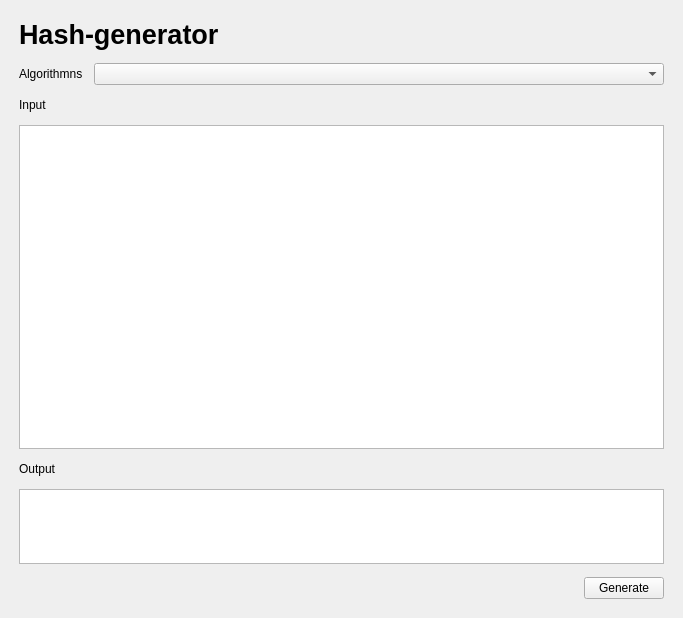
Before: the Qt Designer form src/GUI/mainwindow.ui in Lion1Blue/Hashfunctions, drawn with Qt 5.
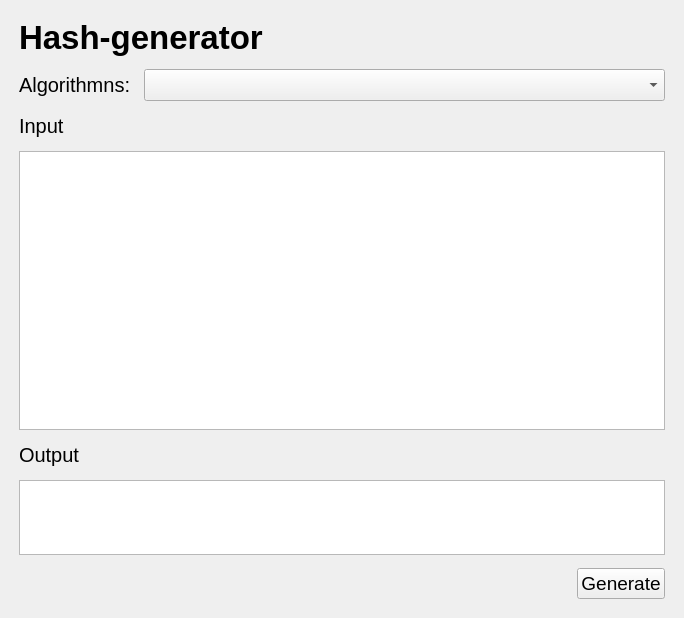
After: the same form once the commit is applied.

Patch:
```diff
--- a/src/GUI/mainwindow.ui
+++ b/src/GUI/mainwindow.ui
@@ -6,7 +6,7 @@
    <rect>
     <x>0</x>
     <y>0</y>
-    <width>683</width>
+    <width>684</width>
     <height>618</height>
    </rect>
   </property>
@@ -39,7 +39,7 @@
        <widget class="QLabel" name="labelTitle">
         <property name="font">
          <font>
-          <pointsize>20</pointsize>
+          <pointsize>25</pointsize>
           <weight>75</weight>
           <bold>true</bold>
          </font>
@@ -64,17 +64,28 @@
           </property>
           <property name="maximumSize">
            <size>
-            <width>75</width>
+            <width>125</width>
             <height>16777215</height>
            </size>
           </property>
+          <property name="font">
+           <font>
+            <pointsize>15</pointsize>
+           </font>
+          </property>
           <property name="text">
-           <string>Algorithmns</string>
+           <string>Algorithmns:</string>
           </property>
          </widget>
         </item>
         <item>
-         <widget class="QComboBox" name="comboBoxAlgorithmns"/>
+         <widget class="QComboBox" name="comboBoxAlgorithmns">
+          <property name="font">
+           <font>
+            <pointsize>15</pointsize>
+           </font>
+          </property>
+         </widget>
         </item>
        </layout>
       </item>
@@ -86,6 +97,11 @@
           <verstretch>0</verstretch>
          </sizepolicy>
         </property>
+        <property name="font">
+         <font>
+          <pointsize>15</pointsize>
+         </font>
+        </property>
         <property name="text">
          <string>Input</string>
         </property>
@@ -99,6 +115,11 @@
           <verstretch>0</verstretch>
          </sizepolicy>
         </property>
+        <property name="font">
+         <font>
+          <pointsize>15</pointsize>
+         </font>
+        </property>
        </widget>
       </item>
       <item>
@@ -109,6 +130,11 @@
           <verstretch>0</verstretch>
          </sizepolicy>
         </property>
+        <property name="font">
+         <font>
+          <pointsize>15</pointsize>
+         </font>
+        </property>
         <property name="text">
          <string>Output</string>
         </property>
@@ -122,6 +148,11 @@
           <height>75</height>
          </size>
         </property>
+        <property name="font">
+         <font>
+          <pointsize>15</pointsize>
+         </font>
+        </property>
        </widget>
       </item>
       <item>
@@ -141,6 +172,11 @@
         </item>
         <item>
          <widget class="QPushButton" name="pushButtonGenerate">
+          <property name="font">
+           <font>
+            <pointsize>14</pointsize>
+           </font>
+          </property>
           <property name="text">
            <string>Generate</string>
           </property>
```
